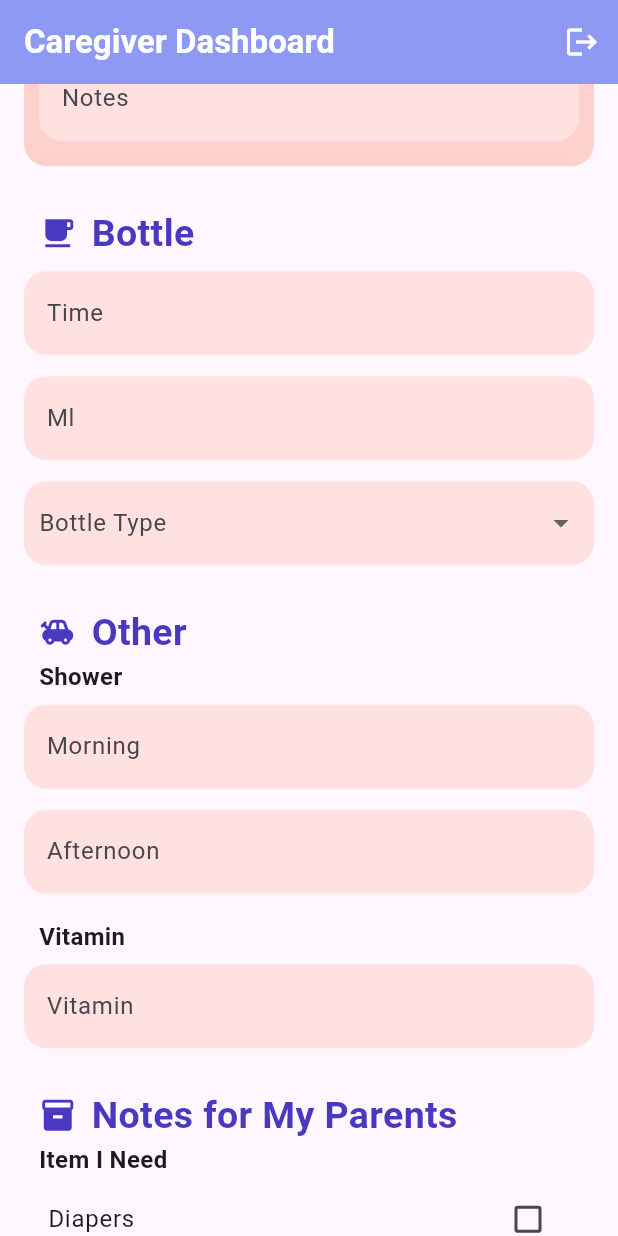
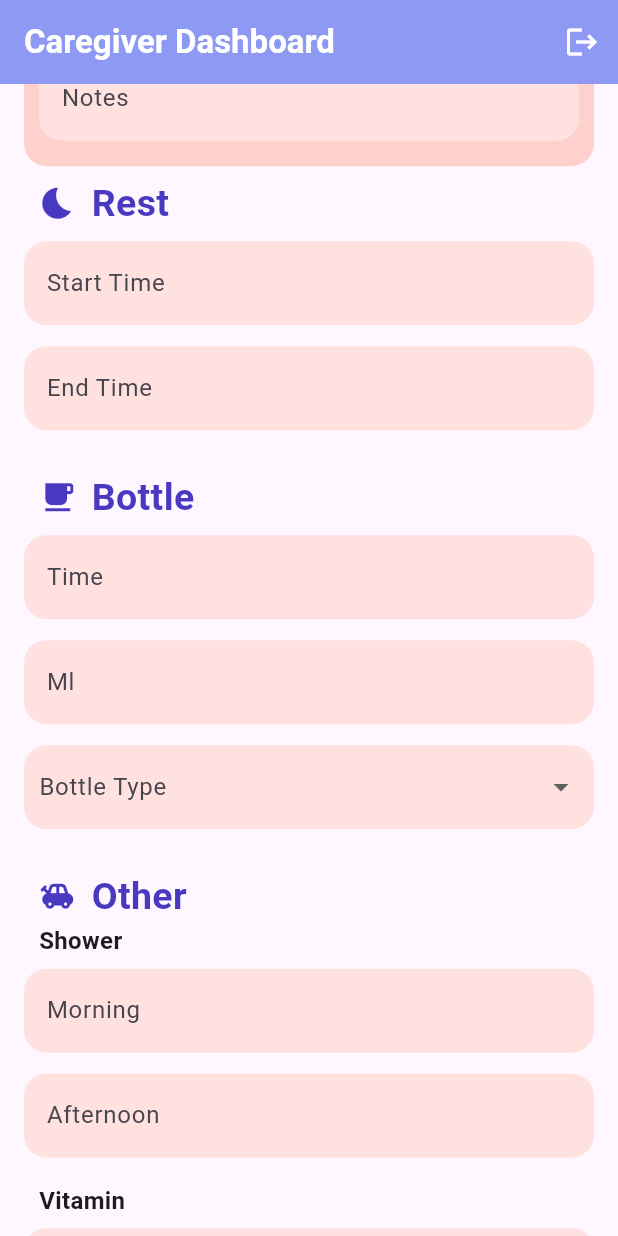
Before and after one commit to badriyahhm/PBM-Projects, a Flutter app: the PengasuhScreen screen opened directly, scrolled down 1728 dp, on a phone screen of 412 x 824 dp. Run offline on Flutter 3.47's test engine with Material 3 defaults, Android fonts, the phone set to English and light mode, and no system bars; our stand-ins replace rflutter_alert, shared_preferences; missing offline and left inert: image_card; accounts and stored records are empty.

Commit message:
menambah section rest dalam daily report

```diff
--- a/tugas7/lib/main.dart
+++ b/tugas7/lib/main.dart
@@ -16,7 +16,7 @@ class MyApp extends StatelessWidget {
       theme: ThemeData(
         primarySwatch: Colors.blue,
       ),
-      home: OrangtuaScreen(),
+      home: PengasuhScreen(),
     );
   }
 }
--- a/tugas7/lib/screen/home_pengasuh.dart
+++ b/tugas7/lib/screen/home_pengasuh.dart
@@ -92,12 +92,15 @@ class _PengasuhScreenState extends State<PengasuhScreen> {
             SizedBox(height: 20),
             buildSectionTitle('Toilet', Icons.clean_hands),
             buildToiletSection(),
+            buildSectionTitle('Rest', Icons.bedtime),
+            buildRestSection(),
             SizedBox(height: 20),
             buildSectionTitle('Bottle', Icons.local_cafe),
             buildBottleSection(),
             SizedBox(height: 20),
             buildSectionTitle('Other', Icons.toys),
             buildOtherSection(),
+            SizedBox(height: 20),
             SizedBox(height: 20),
             buildSectionTitle('Notes for My Parents', Icons.inventory),
             buildNotesForParentsSection(),
@@ -336,6 +339,16 @@ class _PengasuhScreenState extends State<PengasuhScreen> {
     );
   }
 
+  Widget buildRestSection() {
+    return Column(
+      crossAxisAlignment: CrossAxisAlignment.start,
+      children: [
+        buildTimePicker('Start Time', TextEditingController(), context),
+        buildTimePicker('End Time', TextEditingController(), context),
+      ],
+    );
+  }
+
   Widget buildNotesForParentsSection() {
     return Column(
       crossAxisAlignment: CrossAxisAlignment.start,
```
